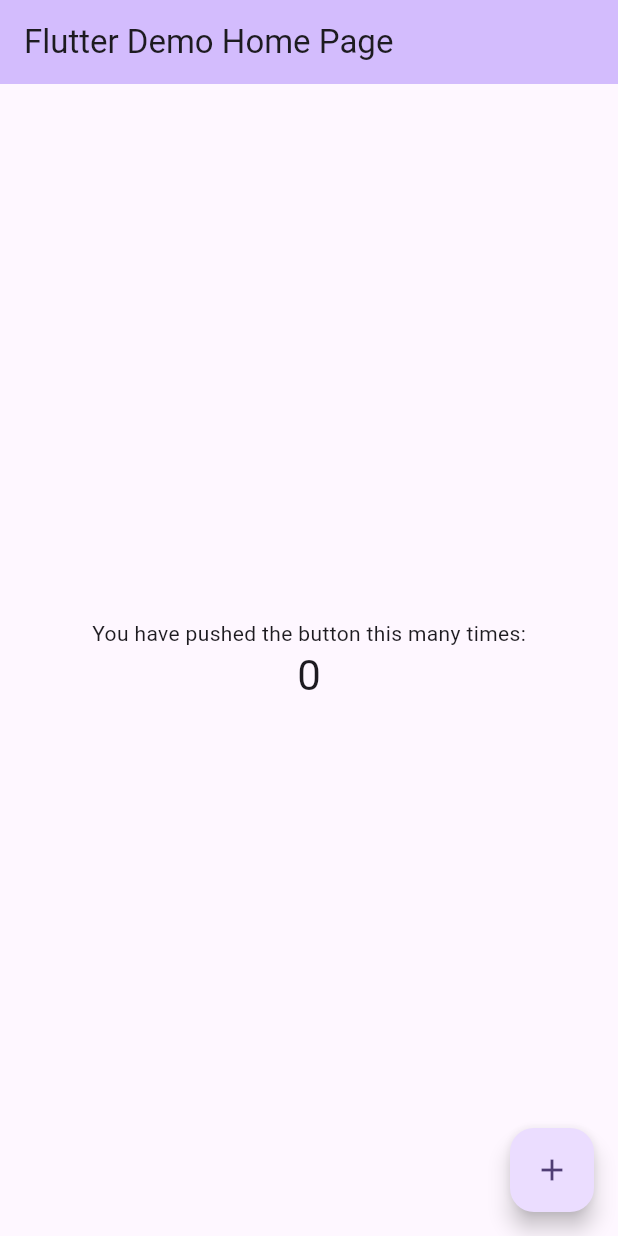
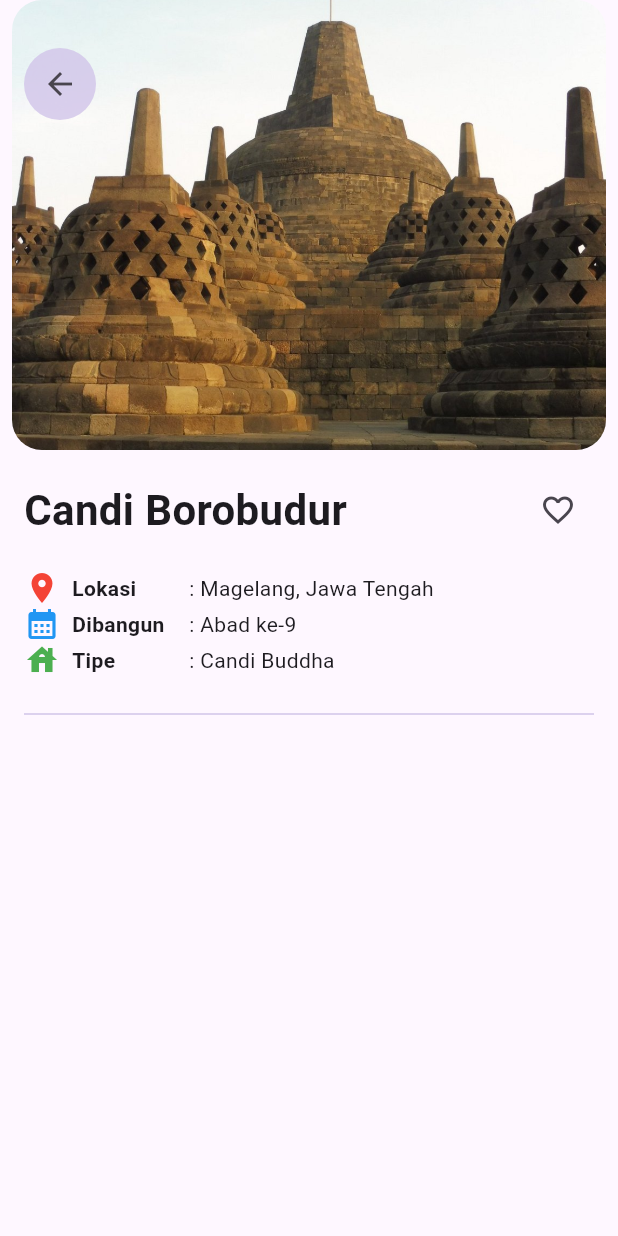
Before and after one commit to Mobile-Programming-MDP/materi-latihan-flutter-ChristianBautista1708, a Flutter app: the screen it shows after launch, on a phone screen of 412 x 824 dp. Run offline on Flutter 3.47's test engine with Material 2 defaults, Android fonts, the phone set to English and light mode, and no system bars.

Commit message:
Detail Screen

```diff
--- a/wisata_candi/lib/main.dart
+++ b/wisata_candi/lib/main.dart
@@ -1,4 +1,6 @@
 import 'package:flutter/material.dart';
+import 'package:wisata_candi/data/candi_data.dart';
+import 'package:wisata_candi/screens/detail_screen.dart';
 
 void main() {
   runApp(const MyApp());
@@ -7,119 +9,15 @@ void main() {
 class MyApp extends StatelessWidget {
   const MyApp({super.key});
 
-  // This widget is the root of your application.
   @override
   Widget build(BuildContext context) {
     return MaterialApp(
-      title: 'Flutter Demo',
+      title: 'Wisata Candi',
       theme: ThemeData(
-        // This is the theme of your application.
-        //
-        // TRY THIS: Try running your application with "flutter run". You'll see
-        // the application has a blue toolbar. Then, without quitting the app,
-        // try changing the seedColor in the colorScheme below to Colors.green
-        // and then invoke "hot reload" (save your changes or press the "hot
-        // reload" button in a Flutter-supported IDE, or press "r" if you used
-        // the command line to start the app).
-        //
-        // Notice that the counter didn't reset back to zero; the application
-        // state is not lost during the reload. To reset the state, use hot
-        // restart instead.
-        //
-        // This works for code too, not just values: Most code changes can be
-        // tested with just a hot reload.
         colorScheme: ColorScheme.fromSeed(seedColor: Colors.deepPurple),
         useMaterial3: true,
       ),
-      home: const MyHomePage(title: 'Flutter Demo Home Page'),
+      home: DetailScreen(candi: candiList[0]),
     );
   }
 }
-
-class MyHomePage extends StatefulWidget {
-  const MyHomePage({super.key, required this.title});
-
-  // This widget is the home page of your application. It is stateful, meaning
-  // that it has a State object (defined below) that contains fields that affect
-  // how it looks.
-
-  // This class is the configuration for the state. It holds the values (in this
-  // case the title) provided by the parent (in this case the App widget) and
-  // used by the build method of the State. Fields in a Widget subclass are
-  // always marked "final".
-
-  final String title;
-
-  @override
-  State<MyHomePage> createState() => _MyHomePageState();
-}
-
-class _MyHomePageState extends State<MyHomePage> {
-  int _counter = 0;
-
-  void _incrementCounter() {
-    setState(() {
-      // This call to setState tells the Flutter framework that something has
-      // changed in this State, which causes it to rerun the build method below
-      // so that the display can reflect the updated values. If we changed
-      // _counter without calling setState(), then the build method would not be
-      // called again, and so nothing would appear to happen.
-      _counter++;
-    });
-  }
-
-  @override
-  Widget build(BuildContext context) {
-    // This method is rerun every time setState is called, for instance as done
-    // by the _incrementCounter method above.
-    //
-    // The Flutter framework has been optimized to make rerunning build methods
-    // fast, so that you can just rebuild anything that needs updating rather
-    // than having to individually change instances of widgets.
-    return Scaffold(
-      appBar: AppBar(
-        // TRY THIS: Try changing the color here to a specific color (to
-        // Colors.amber, perhaps?) and trigger a hot reload to see the AppBar
-        // change color while the other colors stay the same.
-        backgroundColor: Theme.of(context).colorScheme.inversePrimary,
-        // Here we take the value from the MyHomePage object that was created by
-        // the App.build method, and use it to set our appbar title.
-        title: Text(widget.title),
-      ),
-      body: Center(
-        // Center is a layout widget. It takes a single child and positions it
-        // in the middle of the parent.
-        child: Column(
-          // Column is also a layout widget. It takes a list of children and
-          // arranges them vertically. By default, it sizes itself to fit its
-          // children horizontally, and tries to be as tall as its parent.
-          //
-          // Column has various properties to control how it sizes itself and
-          // how it positions its children. Here we use mainAxisAlignment to
-          // center the children vertically; the main axis here is the vertical
-          // axis because Columns are vertical (the cross axis would be
-          // horizontal).
-          //
-          // TRY THIS: Invoke "debug painting" (choose the "Toggle Debug Paint"
-          // action in the IDE, or press "p" in the console), to see the
-          // wireframe for each widget.
-          mainAxisAlignment: MainAxisAlignment.center,
-          children: <Widget>[
-            const Text(
-              'You have pushed the button this many times:',
-            ),
-            Text(
-              '$_counter',
-              style: Theme.of(context).textTheme.headlineMedium,
-            ),
-          ],
-        ),
-      ),
-      floatingActionButton: FloatingActionButton(
-        onPressed: _incrementCounter,
-        tooltip: 'Increment',
-        child: const Icon(Icons.add),
-      ), // This trailing comma makes auto-formatting nicer for build methods.
-    );
-  }
-}
--- /dev/null
+++ b/wisata_candi/lib/screens/detail_screen.dart
@@ -0,0 +1,105 @@
+import 'package:flutter/material.dart';
+import 'package:wisata_candi/models/candi.dart';
+
+class DetailScreen extends StatelessWidget {
+  final Candi candi;
+  const DetailScreen({super.key, required this.candi});
+
+  @override
+  Widget build(BuildContext context) {
+    return Scaffold(
+      body: Column(
+        children: [
+          Stack(
+            children: [
+              //Image Utama
+              Padding(
+                padding: const EdgeInsets.symmetric(horizontal: 8.0),
+                child: ClipRRect(
+                  borderRadius: BorderRadius.circular(20),
+                  child: Image.asset(candi.imageAsset,
+                    width: double.infinity,
+                    height: 300,
+                    fit: BoxFit.cover,
+                  ),
+                ),
+              ),
+              //Tombol Back Custom
+              Padding(
+                padding: const EdgeInsets.symmetric(horizontal: 16, vertical: 32),
+                child: Container(
+                  decoration: BoxDecoration(
+                    color: Colors.deepPurple[100]?.withOpacity(0.8),
+                    shape: BoxShape.circle,
+                  ),
+                  child: IconButton(
+                    onPressed: () {},
+                    icon: const Icon(
+                       Icons.arrow_back
+                    ),
+                  ),
+                ),
+              )
+            ],
+          ),
+          Padding(
+            padding: const EdgeInsets.symmetric(horizontal: 16),
+            child: Column(
+              crossAxisAlignment: CrossAxisAlignment.start,
+              children: [
+                SizedBox(height: 16,),
+                // info atas (nama candi dan tombol favorit)
+                Row(
+                  mainAxisAlignment: MainAxisAlignment.spaceBetween,
+                  children: [
+                    Text(
+                      candi.name,
+                      style: TextStyle(
+                        fontSize: 28,
+                        fontWeight: FontWeight.bold
+                      ),
+                    ),
+                    IconButton(
+                      onPressed: () {},
+                      icon: Icon(Icons.favorite_border),
+                    ),
+                  ],
+                ),
+                // info tengah (lokasi, dibangun, time)
+                SizedBox(height: 16,),
+                Row(children: [
+                  Icon(Icons.place, color: Colors.red),
+                  SizedBox(width: 8,),
+                  SizedBox(width: 78,
+                    child: Text('Lokasi', style: TextStyle(
+                      fontWeight: FontWeight.bold),),),
+                  Text(': ${candi.location}',),
+                ],),
+                Row(children: [
+                  Icon(Icons.calendar_month, color: Colors.blue),
+                  SizedBox(width: 8,),
+                  SizedBox(width: 78,
+                    child: Text('Dibangun', style: TextStyle(
+                      fontWeight: FontWeight.bold),),),
+                  Text(': ${candi.built}',),
+                ],),
+                Row(children: [
+                  Icon(Icons.house, color: Colors.green),
+                  SizedBox(width: 8,),
+                  SizedBox(width: 78,
+                    child: Text('Tipe', style: TextStyle(
+                      fontWeight: FontWeight.bold),),),
+                  Text(': ${candi.type}',),
+                ],),
+                SizedBox(height: 16,),
+                Divider(color: Colors.deepPurple.shade100,),
+                SizedBox(height: 16,),
+                // info bawah (deskripsi)
+              ],
+            ),
+          )
+        ],
+      ),
+    );
+  }
+}
```
